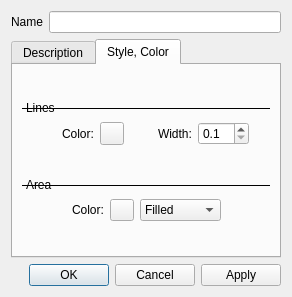
This is src/plugins/render/annotate/EditPlacemarkDialog.ui in calincru/marble as Qt 5 draws it before an edit. The edited form follows.
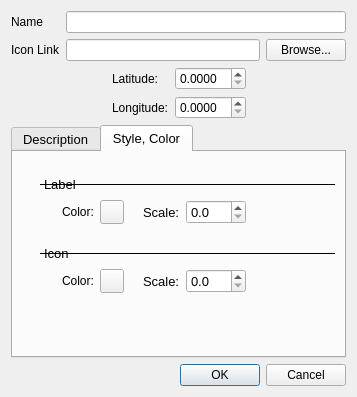
This is the edited form.

Commit message: Add edit placemark dialog

The edit to the form file:
```diff
--- a/src/plugins/render/annotate/EditPlacemarkDialog.ui
+++ b/src/plugins/render/annotate/EditPlacemarkDialog.ui
@@ -6,37 +6,148 @@
    <rect>
     <x>0</x>
     <y>0</y>
-    <width>290</width>
-    <height>297</height>
+    <width>357</width>
+    <height>397</height>
    </rect>
   </property>
   <property name="windowTitle">
    <string>Dialog</string>
   </property>
-  <property name="sizeGripEnabled">
-   <bool>false</bool>
-  </property>
-  <layout class="QVBoxLayout" name="verticalLayout_4">
+  <layout class="QVBoxLayout" name="verticalLayout_5">
    <item>
-    <layout class="QHBoxLayout" name="horizontalLayout">
-     <item>
-      <widget class="QLabel" name="label">
+    <layout class="QGridLayout" name="gridLayout">
+     <item row="0" column="0">
+      <widget class="QLabel" name="name_lbl">
        <property name="text">
         <string>Name</string>
        </property>
       </widget>
      </item>
-     <item>
-      <widget class="QLineEdit" name="m_name">
+     <item row="0" column="1" colspan="2">
+      <widget class="QLineEdit" name="m_name"/>
+     </item>
+     <item row="1" column="0">
+      <widget class="QLabel" name="link_lbl">
        <property name="text">
-        <string/>
+        <string>Icon Link</string>
        </property>
       </widget>
+     </item>
+     <item row="1" column="1">
+      <widget class="QLineEdit" name="m_link"/>
+     </item>
+     <item row="1" column="2">
+      <widget class="QPushButton" name="m_browseButton">
+       <property name="text">
+        <string>Browse...</string>
+       </property>
+      </widget>
+     </item>
+    </layout>
+   </item>
+   <item>
+    <layout class="QHBoxLayout" name="horizontalLayout_7">
+     <item>
+      <layout class="QVBoxLayout" name="verticalLayout_2">
+       <item>
+        <spacer name="horizontalSpacer_8">
+         <property name="orientation">
+          <enum>Qt::Horizontal</enum>
+         </property>
+         <property name="sizeHint" stdset="0">
+          <size>
+           <width>88</width>
+           <height>20</height>
+          </size>
+         </property>
+        </spacer>
+       </item>
+       <item>
+        <spacer name="horizontalSpacer_9">
+         <property name="orientation">
+          <enum>Qt::Horizontal</enum>
+         </property>
+         <property name="sizeHint" stdset="0">
+          <size>
+           <width>88</width>
+           <height>20</height>
+          </size>
+         </property>
+        </spacer>
+       </item>
+      </layout>
+     </item>
+     <item>
+      <layout class="QGridLayout" name="gridLayout_2">
+       <item row="0" column="0">
+        <widget class="QLabel" name="label">
+         <property name="text">
+          <string>Latitude:</string>
+         </property>
+        </widget>
+       </item>
+       <item row="0" column="1">
+        <widget class="QDoubleSpinBox" name="doubleSpinBox">
+         <property name="decimals">
+          <number>4</number>
+         </property>
+        </widget>
+       </item>
+       <item row="1" column="0">
+        <widget class="QLabel" name="label_2">
+         <property name="text">
+          <string>Longitude:</string>
+         </property>
+        </widget>
+       </item>
+       <item row="1" column="1">
+        <widget class="QDoubleSpinBox" name="doubleSpinBox_2">
+         <property name="decimals">
+          <number>4</number>
+         </property>
+        </widget>
+       </item>
+      </layout>
+     </item>
+     <item>
+      <layout class="QVBoxLayout" name="verticalLayout">
+       <item>
+        <spacer name="horizontalSpacer_11">
+         <property name="orientation">
+          <enum>Qt::Horizontal</enum>
+         </property>
+         <property name="sizeHint" stdset="0">
+          <size>
+           <width>88</width>
+           <height>20</height>
+          </size>
+         </property>
+        </spacer>
+       </item>
+       <item>
+        <spacer name="horizontalSpacer_10">
+         <property name="orientation">
+          <enum>Qt::Horizontal</enum>
+         </property>
+         <property name="sizeHint" stdset="0">
+          <size>
+           <width>88</width>
+           <height>20</height>
+          </size>
+         </property>
+        </spacer>
+       </item>
+      </layout>
      </item>
     </layout>
    </item>
    <item>
     <widget class="QTabWidget" name="tabWidget">
+     <property name="font">
+      <font>
+       <pointsize>10</pointsize>
+      </font>
+     </property>
      <property name="currentIndex">
       <number>1</number>
      </property>
@@ -44,7 +155,7 @@
       <attribute name="title">
        <string>Description</string>
       </attribute>
-      <layout class="QVBoxLayout" name="verticalLayout_2">
+      <layout class="QVBoxLayout" name="verticalLayout_4">
        <item>
         <widget class="QTextEdit" name="m_description"/>
        </item>
@@ -56,178 +167,239 @@
       </attribute>
       <layout class="QVBoxLayout" name="verticalLayout_3">
        <item>
-        <layout class="QVBoxLayout" name="verticalLayout">
+        <spacer name="verticalSpacer">
+         <property name="orientation">
+          <enum>Qt::Vertical</enum>
+         </property>
+         <property name="sizeType">
+          <enum>QSizePolicy::Fixed</enum>
+         </property>
+         <property name="sizeHint" stdset="0">
+          <size>
+           <width>308</width>
+           <height>13</height>
+          </size>
+         </property>
+        </spacer>
+       </item>
+       <item>
+        <layout class="QHBoxLayout" name="horizontalLayout">
          <item>
-          <spacer name="verticalSpacer_3">
+          <spacer name="horizontalSpacer">
            <property name="orientation">
-            <enum>Qt::Vertical</enum>
+            <enum>Qt::Horizontal</enum>
+           </property>
+           <property name="sizeType">
+            <enum>QSizePolicy::Fixed</enum>
            </property>
            <property name="sizeHint" stdset="0">
             <size>
-             <width>248</width>
-             <height>17</height>
+             <width>18</width>
+             <height>20</height>
             </size>
            </property>
           </spacer>
          </item>
          <item>
-          <widget class="QLabel" name="label_2">
+          <widget class="QLabel" name="label_3">
            <property name="frameShape">
             <enum>QFrame::HLine</enum>
            </property>
            <property name="text">
-            <string>Lines</string>
+            <string>Label</string>
            </property>
           </widget>
+         </item>
+        </layout>
+       </item>
+       <item>
+        <layout class="QHBoxLayout" name="horizontalLayout_4">
+         <item>
+          <spacer name="horizontalSpacer_2">
+           <property name="orientation">
+            <enum>Qt::Horizontal</enum>
+           </property>
+           <property name="sizeType">
+            <enum>QSizePolicy::Fixed</enum>
+           </property>
+           <property name="sizeHint" stdset="0">
+            <size>
+             <width>40</width>
+             <height>20</height>
+            </size>
+           </property>
+          </spacer>
          </item>
          <item>
           <layout class="QHBoxLayout" name="horizontalLayout_2">
-           <item>
-            <spacer name="horizontalSpacer">
-             <property name="orientation">
-              <enum>Qt::Horizontal</enum>
-             </property>
-             <property name="sizeHint" stdset="0">
-              <size>
-               <width>40</width>
-               <height>20</height>
-              </size>
-             </property>
-            </spacer>
-           </item>
-           <item>
-            <widget class="QLabel" name="label_3">
-             <property name="text">
-              <string>Color:</string>
-             </property>
-            </widget>
-           </item>
-           <item>
-            <widget class="QPushButton" name="m_linesColorButton">
-             <property name="enabled">
-              <bool>true</bool>
-             </property>
-             <property name="sizePolicy">
-              <sizepolicy hsizetype="Fixed" vsizetype="Fixed">
-               <horstretch>0</horstretch>
-               <verstretch>0</verstretch>
-              </sizepolicy>
-             </property>
-             <property name="maximumSize">
-              <size>
-               <width>24</width>
-               <height>24</height>
-              </size>
-             </property>
-             <property name="text">
-              <string/>
-             </property>
-             <property name="iconSize">
-              <size>
-               <width>12</width>
-               <height>12</height>
-              </size>
-             </property>
-            </widget>
-           </item>
-           <item>
-            <spacer name="horizontalSpacer_2">
-             <property name="orientation">
-              <enum>Qt::Horizontal</enum>
-             </property>
-             <property name="sizeHint" stdset="0">
-              <size>
-               <width>28</width>
-               <height>20</height>
-              </size>
-             </property>
-            </spacer>
-           </item>
            <item>
             <widget class="QLabel" name="label_4">
+             <property name="font">
+              <font>
+               <pointsize>9</pointsize>
+              </font>
+             </property>
              <property name="text">
-              <string>Width:</string>
+              <string>Color:</string>
              </property>
             </widget>
            </item>
            <item>
-            <widget class="QDoubleSpinBox" name="m_linesWidth">
-             <property name="decimals">
-              <number>1</number>
+            <widget class="QPushButton" name="pushButton">
+             <property name="sizePolicy">
+              <sizepolicy hsizetype="Minimum" vsizetype="Fixed">
+               <horstretch>0</horstretch>
+               <verstretch>0</verstretch>
+              </sizepolicy>
              </property>
-             <property name="minimum">
-              <double>0.100000000000000</double>
-             </property>
-             <property name="maximum">
-              <double>10.000000000000000</double>
-             </property>
-             <property name="singleStep">
-              <double>0.100000000000000</double>
-             </property>
-            </widget>
-           </item>
-           <item>
-            <spacer name="horizontalSpacer_3">
-             <property name="orientation">
-              <enum>Qt::Horizontal</enum>
-             </property>
-             <property name="sizeHint" stdset="0">
+             <property name="maximumSize">
               <size>
-               <width>13</width>
-               <height>20</height>
+               <width>24</width>
+               <height>24</height>
               </size>
              </property>
-            </spacer>
+             <property name="text">
+              <string/>
+             </property>
+            </widget>
            </item>
           </layout>
          </item>
          <item>
-          <spacer name="verticalSpacer">
+          <spacer name="horizontalSpacer_3">
            <property name="orientation">
-            <enum>Qt::Vertical</enum>
+            <enum>Qt::Horizontal</enum>
+           </property>
+           <property name="sizeType">
+            <enum>QSizePolicy::Fixed</enum>
            </property>
            <property name="sizeHint" stdset="0">
             <size>
-             <width>238</width>
-             <height>13</height>
+             <width>13</width>
+             <height>20</height>
             </size>
            </property>
           </spacer>
          </item>
-         <item>
-          <widget class="QLabel" name="label_6">
-           <property name="frameShape">
-            <enum>QFrame::HLine</enum>
-           </property>
-           <property name="text">
-            <string>Area</string>
-           </property>
-          </widget>
-         </item>
          <item>
           <layout class="QHBoxLayout" name="horizontalLayout_3">
            <item>
-            <spacer name="horizontalSpacer_4">
-             <property name="orientation">
-              <enum>Qt::Horizontal</enum>
+            <widget class="QLabel" name="label_5">
+             <property name="text">
+              <string>Scale:</string>
              </property>
-             <property name="sizeHint" stdset="0">
-              <size>
-               <width>40</width>
-               <height>20</height>
-              </size>
+            </widget>
+           </item>
+           <item>
+            <widget class="QDoubleSpinBox" name="doubleSpinBox_3">
+             <property name="decimals">
+              <number>1</number>
              </property>
-            </spacer>
+            </widget>
            </item>
+          </layout>
+         </item>
+         <item>
+          <spacer name="horizontalSpacer_4">
+           <property name="orientation">
+            <enum>Qt::Horizontal</enum>
+           </property>
+           <property name="sizeHint" stdset="0">
+            <size>
+             <width>78</width>
+             <height>17</height>
+            </size>
+           </property>
+          </spacer>
+         </item>
+        </layout>
+       </item>
+       <item>
+        <spacer name="verticalSpacer_2">
+         <property name="orientation">
+          <enum>Qt::Vertical</enum>
+         </property>
+         <property name="sizeType">
+          <enum>QSizePolicy::Fixed</enum>
+         </property>
+         <property name="sizeHint" stdset="0">
+          <size>
+           <width>308</width>
+           <height>13</height>
+          </size>
+         </property>
+        </spacer>
+       </item>
+       <item>
+        <layout class="QHBoxLayout" name="horizontalLayout_5">
+         <item>
+          <spacer name="horizontalSpacer_5">
+           <property name="orientation">
+            <enum>Qt::Horizontal</enum>
+           </property>
+           <property name="sizeType">
+            <enum>QSizePolicy::Fixed</enum>
+           </property>
+           <property name="sizeHint" stdset="0">
+            <size>
+             <width>18</width>
+             <height>20</height>
+            </size>
+           </property>
+          </spacer>
+         </item>
+         <item>
+          <widget class="QLabel" name="label_6">
+           <property name="frameShape">
+            <enum>QFrame::HLine</enum>
+           </property>
+           <property name="text">
+            <string>Icon</string>
+           </property>
+          </widget>
+         </item>
+        </layout>
+       </item>
+       <item>
+        <layout class="QHBoxLayout" name="horizontalLayout_10">
+         <item>
+          <spacer name="horizontalSpacer_13">
+           <property name="orientation">
+            <enum>Qt::Horizontal</enum>
+           </property>
+           <property name="sizeType">
+            <enum>QSizePolicy::Fixed</enum>
+           </property>
+           <property name="sizeHint" stdset="0">
+            <size>
+             <width>40</width>
+             <height>20</height>
+            </size>
+           </property>
+          </spacer>
+         </item>
+         <item>
+          <layout class="QHBoxLayout" name="horizontalLayout_11">
            <item>
-            <widget class="QLabel" name="label_7">
+            <widget class="QLabel" name="label_9">
+             <property name="font">
+              <font>
+               <pointsize>9</pointsize>
+              </font>
+             </property>
              <property name="text">
               <string>Color:</string>
              </property>
             </widget>
            </item>
            <item>
-            <widget class="QPushButton" name="m_polyColorButton">
+            <widget class="QPushButton" name="pushButton_3">
+             <property name="sizePolicy">
+              <sizepolicy hsizetype="Minimum" vsizetype="Fixed">
+               <horstretch>0</horstretch>
+               <verstretch>0</verstretch>
+              </sizepolicy>
+             </property>
              <property name="maximumSize">
               <size>
                <width>24</width>
@@ -237,58 +409,72 @@
              <property name="text">
               <string/>
              </property>
-             <property name="iconSize">
-              <size>
-               <width>12</width>
-               <height>12</height>
-              </size>
-             </property>
             </widget>
            </item>
+          </layout>
+         </item>
+         <item>
+          <spacer name="horizontalSpacer_14">
+           <property name="orientation">
+            <enum>Qt::Horizontal</enum>
+           </property>
+           <property name="sizeType">
+            <enum>QSizePolicy::Fixed</enum>
+           </property>
+           <property name="sizeHint" stdset="0">
+            <size>
+             <width>13</width>
+             <height>20</height>
+            </size>
+           </property>
+          </spacer>
+         </item>
+         <item>
+          <layout class="QHBoxLayout" name="horizontalLayout_12">
            <item>
-            <widget class="QComboBox" name="m_filledColor">
-             <item>
-              <property name="text">
-               <string>Filled</string>
-              </property>
-             </item>
-             <item>
-              <property name="text">
-               <string>Not Filled</string>
-              </property>
-             </item>
+            <widget class="QLabel" name="label_10">
+             <property name="text">
+              <string>Scale:</string>
+             </property>
             </widget>
            </item>
            <item>
-            <spacer name="horizontalSpacer_5">
-             <property name="orientation">
-              <enum>Qt::Horizontal</enum>
+            <widget class="QDoubleSpinBox" name="doubleSpinBox_5">
+             <property name="decimals">
+              <number>1</number>
              </property>
-             <property name="sizeHint" stdset="0">
-              <size>
-               <width>48</width>
-               <height>20</height>
-              </size>
-             </property>
-            </spacer>
+            </widget>
            </item>
           </layout>
          </item>
          <item>
-          <spacer name="verticalSpacer_2">
+          <spacer name="horizontalSpacer_15">
            <property name="orientation">
-            <enum>Qt::Vertical</enum>
+            <enum>Qt::Horizontal</enum>
            </property>
            <property name="sizeHint" stdset="0">
             <size>
-             <width>248</width>
-             <height>18</height>
+             <width>78</width>
+             <height>17</height>
             </size>
            </property>
           </spacer>
          </item>
         </layout>
        </item>
+       <item>
+        <spacer name="verticalSpacer_3">
+         <property name="orientation">
+          <enum>Qt::Vertical</enum>
+         </property>
+         <property name="sizeHint" stdset="0">
+          <size>
+           <width>298</width>
+           <height>44</height>
+          </size>
+         </property>
+        </spacer>
+       </item>
       </layout>
      </widget>
     </widget>
@@ -299,7 +485,7 @@
       <enum>Qt::Horizontal</enum>
      </property>
      <property name="standardButtons">
-      <set>QDialogButtonBox::Apply|QDialogButtonBox::Cancel|QDialogButtonBox::Ok</set>
+      <set>QDialogButtonBox::Cancel|QDialogButtonBox::Ok</set>
      </property>
     </widget>
    </item>
```
Left out of the diff: 19 changed lines with no effect on the pictures.
